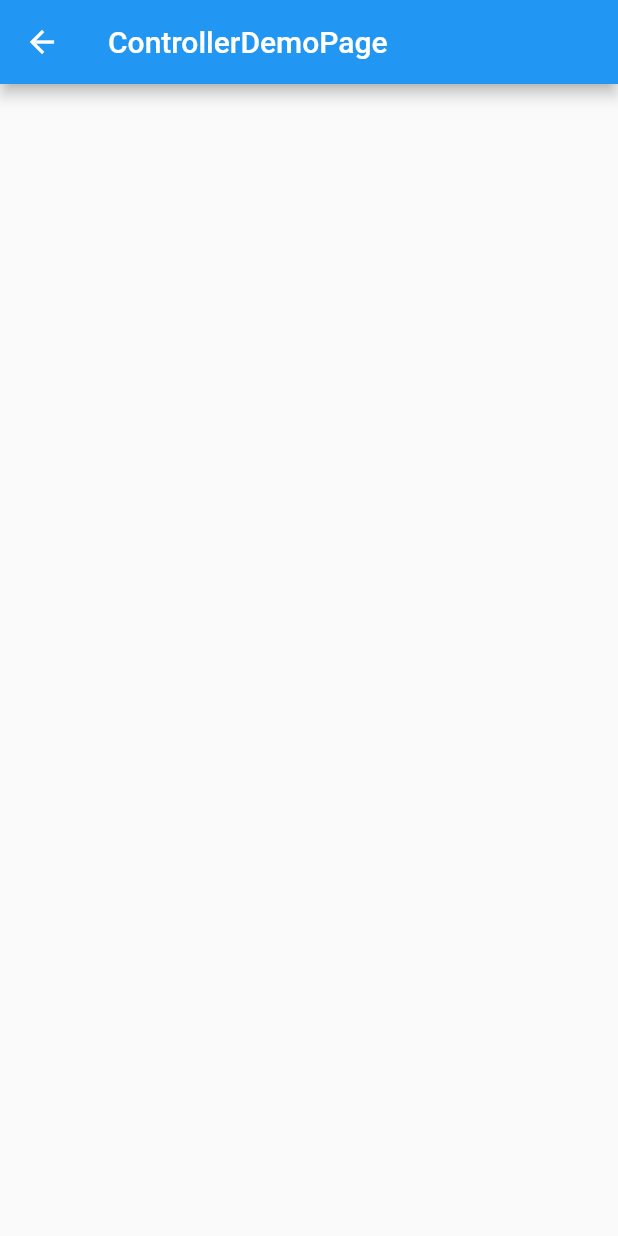
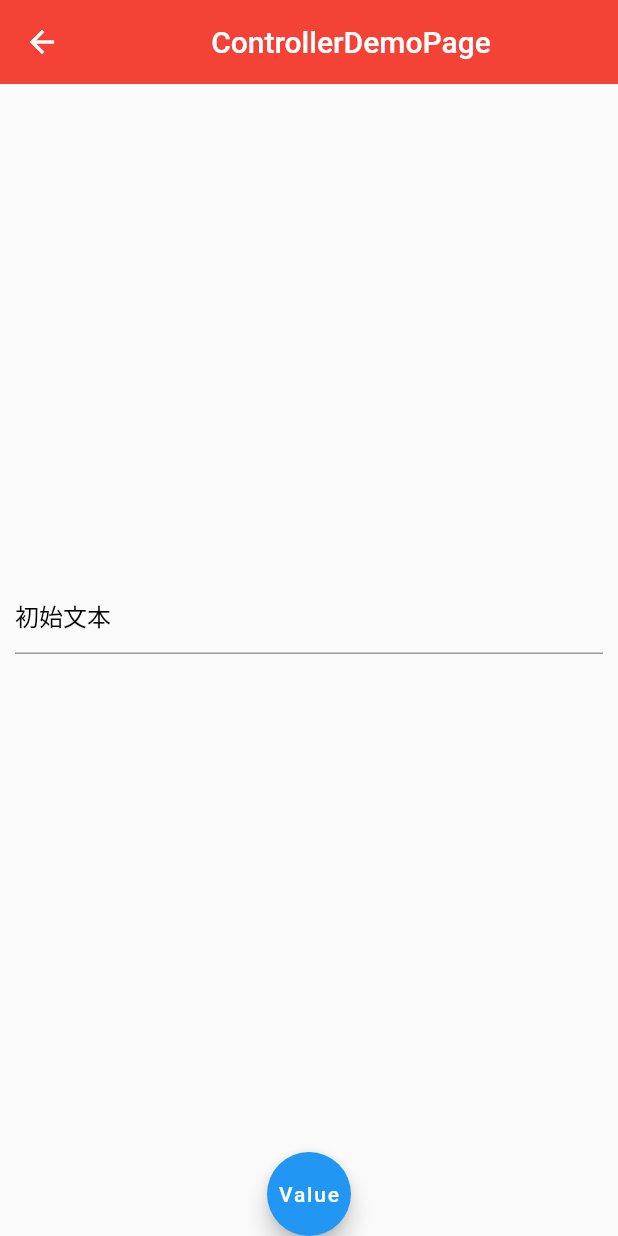
Before and after one commit to MYWProgram/flutter_demo, a Flutter app: the ControllerDemoPage screen opened by its route, on a phone screen of 412 x 824 dp. Run offline on Flutter 3.47's test engine with Material 2 defaults, Android fonts, the phone set to English and light mode, and no system bars.

Commit message:
feat: 完成 TextField controller demo.

```diff
--- a/lib/main.dart
+++ b/lib/main.dart
@@ -36,14 +36,15 @@ class _HomePageState extends State<HomePage> {
     var routeList = router.keys.toList();
     return Scaffold(
       appBar: AppBar(
-        title: Container(
-          child: Text(
-            widget.title,
-            style: TextStyle(color: Colors.white),
-          ),
-          alignment: Alignment.center,
-        ),
-        elevation: 0.5,
+        // title: Container(
+        //   child: Text(
+        //     widget.title,
+        //     style: TextStyle(color: Colors.white),
+        //   ),
+        //   alignment: Alignment.center,
+        // ),
+        title: Text(widget.title),
+        elevation: 0,
         backgroundColor: Colors.red,
       ),
       body: Container(
@@ -69,5 +70,5 @@ class _HomePageState extends State<HomePage> {
 }
 
 Map<String, WidgetBuilder> router = {
-  "文本输入框简单的 Controller": (context) => new ControllerDemoPage(),
+  "文本输入 Controller": (context) => new ControllerDemoPage(),
 };
--- a/lib/widget/controller_demo_page.dart
+++ b/lib/widget/controller_demo_page.dart
@@ -1,11 +1,55 @@
 import 'package:flutter/material.dart';
 
 class ControllerDemoPage extends StatelessWidget {
+  final TextEditingController controller =
+      new TextEditingController(text: '初始文本');
+
+  Widget expandedInkWell(context) {
+    return Expanded(
+      child: InkWell(
+        onTap: () => FocusScope.of(context).requestFocus(FocusNode()),
+      ),
+    );
+  }
+
   @override
   Widget build(BuildContext context) {
+    print(
+      'padding: ${MediaQuery.of(context).padding}, viewInsets.bottom: ${MediaQuery.of(context).viewInsets.bottom}',
+    );
     return Scaffold(
       appBar: AppBar(
-        title: Text('ControllerDemoPage'),
+        title: Container(
+          child: Text(
+            'ControllerDemoPage',
+            style: TextStyle(color: Colors.white),
+          ),
+          alignment: Alignment.center,
+        ),
+        elevation: 0,
+        backgroundColor: Colors.red,
+      ),
+      body: Column(
+        children: <Widget>[
+          expandedInkWell(context),
+          Container(
+            margin: EdgeInsets.all(10),
+            child: Center(
+              child: TextField(
+                controller: controller,
+                style: TextStyle(
+                  color: Colors.black,
+                  fontSize: 16,
+                ),
+              ),
+            ),
+          ),
+          expandedInkWell(context),
+          FloatingActionButton(
+            child: Text('Value'),
+            onPressed: () => print(controller.text),
+          ),
+        ],
       ),
     );
   }
```
